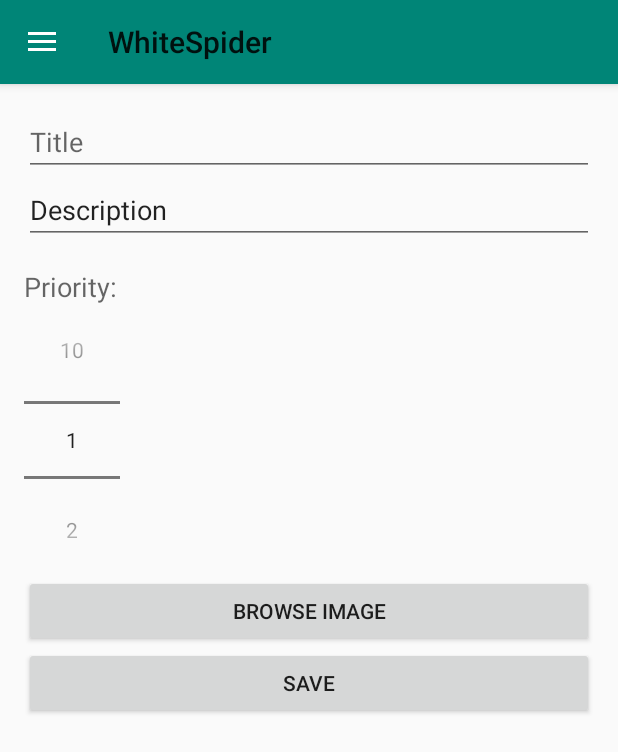
After one commit to georgiev84/WhiteSpider, an Android app: the fragment NewNoteFragment placed in its activity, on a phone screen of 412 x 824 dp. The commit adds this screen. Shown: the top 752 px of the screen. Run offline under Robolectric (Android 15) with nearby library versions, the phone set to English and light mode, and no system bars; our stand-ins replace Firebase (no records; nobody signed in at launch, a user with empty details on screens opened directly), Picasso; pictures from the network do not load.

Commit message:
02.04.2019 progress

```diff
--- a/app/build.gradle
+++ b/app/build.gradle
@@ -30,7 +30,7 @@ dependencies {
     implementation 'com.google.firebase:firebase-core:16.0.8'
     implementation 'com.google.firebase:firebase-storage:16.1.0'
     implementation 'com.google.firebase:firebase-auth:16.2.0'
-   // implementation 'com.google.firebase:firebase-firestore:18.2.0'
+    // implementation 'com.google.firebase:firebase-firestore:18.2.0'
     implementation 'com.firebaseui:firebase-ui-firestore:4.3.2'
 
     implementation 'com.squareup.picasso:picasso:2.5.2'
--- a/app/src/main/java/com/cablesapps/whitespider/FragmentHome.java
+++ b/app/src/main/java/com/cablesapps/whitespider/FragmentHome.java
@@ -5,9 +5,14 @@ import android.net.Uri;
 import android.os.Bundle;
 import android.support.annotation.NonNull;
 import android.support.annotation.Nullable;
+import android.support.design.widget.FloatingActionButton;
+import android.support.v13.view.DragStartHelper;
 import android.support.v4.app.Fragment;
+import android.support.v4.app.FragmentManager;
+import android.support.v4.app.FragmentTransaction;
 import android.support.v7.widget.LinearLayoutManager;
 import android.support.v7.widget.RecyclerView;
+import android.support.v7.widget.helper.ItemTouchHelper;
 import android.util.Log;
 import android.view.LayoutInflater;
 import android.view.View;
@@ -38,17 +43,11 @@ import java.util.Map;
 
 import static android.support.constraint.Constraints.TAG;
 
-public class FragmentHome  extends Fragment {
+public class FragmentHome  extends Fragment{
 
     private FirebaseFirestore db = FirebaseFirestore.getInstance();
     private CollectionReference newsRef = db.collection("News");
     private NoteAdapter adapter;
-//    FirebaseStorage storage = FirebaseStorage.getInstance();
-//    String beiko;
-//
-//    ImageView imageFront;
-
-
 
 
     @Nullable
@@ -56,7 +55,71 @@ public class FragmentHome  extends Fragment {
     public View onCreateView(@NonNull LayoutInflater inflater, @Nullable ViewGroup container, @Nullable Bundle savedInstanceState) {
         View view = inflater.inflate(R.layout.fragment_home, container, false);
 
+        FloatingActionButton buttonAddNote = view.findViewById(R.id.button_add_note);
+        buttonAddNote.setOnClickListener(new View.OnClickListener() {
+            @Override
+            public void onClick(View v) {
+
+                NewNoteFragment newNoteFragment = new NewNoteFragment();
+                FragmentManager fragmentManager = getFragmentManager();
+                FragmentTransaction fragmentTransaction = fragmentManager.beginTransaction();
+                fragmentTransaction.replace(R.id.fragment_container, newNoteFragment);
+                fragmentTransaction.addToBackStack("fragment");
+                fragmentTransaction.commit();
+            }
+        });
+
         setUpRecyclerView(view);
+
+        return view;
+    }
+
+    private void setUpRecyclerView(View v){
+        Query query = newsRef.orderBy("priority", Query.Direction.DESCENDING);
+
+        FirestoreRecyclerOptions<Note> options = new FirestoreRecyclerOptions.Builder<Note>()
+                .setQuery(query, Note.class)
+                .build();
+
+        adapter = new NoteAdapter(options, getContext());
+
+        RecyclerView recyclerView = v.findViewById(R.id.recycler_view);
+        recyclerView.setHasFixedSize(true);
+        recyclerView.setLayoutManager(new LinearLayoutManager(getContext()));
+        recyclerView.setAdapter(adapter);
+
+        new ItemTouchHelper(new ItemTouchHelper.SimpleCallback(0, ItemTouchHelper.LEFT | ItemTouchHelper.RIGHT) {
+            @Override
+            public int getMovementFlags(@NonNull RecyclerView recyclerView, @NonNull RecyclerView.ViewHolder viewHolder) {
+                return 0;
+            }
+
+            @Override
+            public boolean onMove(@NonNull RecyclerView recyclerView, @NonNull RecyclerView.ViewHolder viewHolder, @NonNull RecyclerView.ViewHolder viewHolder1) {
+                return false;
+            }
+
+            @Override
+            public void onSwiped(@NonNull RecyclerView.ViewHolder viewHolder, int i) {
+                adapter.deleteItem(viewHolder.getAdapterPosition());
+            }
+        }).attachToRecyclerView(recyclerView);
+    }
+
+    @Override
+    public void onStart() {
+        super.onStart();
+        adapter.startListening();
+    }
+
+    @Override
+    public void onStop() {
+        super.onStop();
+        adapter.stopListening();
+    }
+
+
+}
 
 //        imageFront = view.findViewById(R.id.imageFront);
 //
@@ -120,34 +183,3 @@ public class FragmentHome  extends Fragment {
 //                        }
 //                    }
 //                });
-
-        return view;
-    }
-
-    private void setUpRecyclerView(View v){
-        Query query = newsRef.orderBy("priority", Query.Direction.DESCENDING);
-
-        FirestoreRecyclerOptions<Note> options = new FirestoreRecyclerOptions.Builder<Note>()
-                .setQuery(query, Note.class)
-                .build();
-
-        adapter = new NoteAdapter(options, getContext());
-
-        RecyclerView recyclerView = v.findViewById(R.id.recycler_view);
-        recyclerView.setHasFixedSize(true);
-        recyclerView.setLayoutManager(new LinearLayoutManager(getContext()));
-        recyclerView.setAdapter(adapter);
-    }
-
-    @Override
-    public void onStart() {
-        super.onStart();
-        adapter.startListening();
-    }
-
-    @Override
-    public void onStop() {
-        super.onStop();
-        adapter.stopListening();
-    }
-}
--- /dev/null
+++ b/app/src/main/java/com/cablesapps/whitespider/NewNoteFragment.java
@@ -0,0 +1,158 @@
+package com.cablesapps.whitespider;
+
+import android.app.Activity;
+import android.app.Dialog;
+import android.content.Context;
+import android.content.Intent;
+import android.database.Cursor;
+import android.net.Uri;
+import android.os.Bundle;
+import android.provider.MediaStore;
+import android.support.annotation.NonNull;
+import android.support.annotation.Nullable;
+import android.support.v4.app.DialogFragment;
+import android.support.v4.app.Fragment;
+import android.view.LayoutInflater;
+import android.view.Menu;
+import android.view.MenuInflater;
+import android.view.MenuItem;
+import android.view.View;
+import android.view.ViewGroup;
+import android.widget.Button;
+import android.widget.EditText;
+import android.widget.NumberPicker;
+import android.widget.Toast;
+
+import com.google.android.gms.tasks.Continuation;
+import com.google.android.gms.tasks.OnCompleteListener;
+import com.google.android.gms.tasks.OnFailureListener;
+import com.google.android.gms.tasks.OnSuccessListener;
+import com.google.android.gms.tasks.Task;
+import com.google.firebase.firestore.CollectionReference;
+import com.google.firebase.firestore.FirebaseFirestore;
+import com.google.firebase.storage.FirebaseStorage;
+import com.google.firebase.storage.StorageReference;
+import com.google.firebase.storage.UploadTask;
+
+import java.io.File;
+
+public class NewNoteFragment extends Fragment {
+
+    private EditText editTextTitle;
+    private EditText editTextDescription;
+    private NumberPicker numberPickerPriority;
+    private Button saveButton;
+    private Button browseImageButton;
+    Uri currImageURI;
+
+    FirebaseStorage storage = FirebaseStorage.getInstance();
+    StorageReference storageRef = storage.getReference();
+    StorageReference mountainsRef = storageRef.child("mountains.jpg");
+    UploadTask uploadTask;
+
+    @Nullable
+    @Override
+    public View onCreateView(@NonNull LayoutInflater inflater, @Nullable ViewGroup container, @Nullable Bundle savedInstanceState) {
+        View view = inflater.inflate(R.layout.fragment_new_note, container, false);
+
+        editTextTitle = view.findViewById(R.id.edit_text_title);
+        editTextDescription = view.findViewById(R.id.edit_text_description);
+        numberPickerPriority = view.findViewById(R.id.number_picker_priority);
+        saveButton = view.findViewById(R.id.save_button);
+        browseImageButton = view.findViewById(R.id.browse_image);
+
+        numberPickerPriority.setMinValue(1);
+        numberPickerPriority.setMaxValue(10);
+
+        saveButton.setOnClickListener(new View.OnClickListener() {
+            @Override
+            public void onClick(View v) {
+                uploadImage();
+            }
+        });
+
+        browseImageButton.setOnClickListener(new View.OnClickListener() {
+            @Override
+            public void onClick(View v) {
+                Intent intent = new Intent();
+                intent.setType("image/*");
+                intent.setAction(Intent.ACTION_GET_CONTENT);
+                startActivityForResult(Intent.createChooser(intent, "Select Picture"),1);
+            }
+        });
+
+
+
+        return view;
+
+    }
+
+    @Override
+    public void onActivityResult(int requestCode, int resultCode, Intent data) {
+
+        if (resultCode == Activity.RESULT_OK) {
+
+            if (requestCode == 1) {
+
+                currImageURI = data.getData();
+
+            }
+        }
+    }
+
+
+    private void uploadImage(){
+
+        Uri file = currImageURI;
+        final StorageReference riversRef = storageRef.child("images/" + file.getLastPathSegment());
+
+        uploadTask = riversRef.putFile(file);
+
+
+        Task<Uri> urlTask = uploadTask.continueWithTask(new Continuation<UploadTask.TaskSnapshot, Task<Uri>>() {
+            @Override
+            public Task<Uri> then(@NonNull Task<UploadTask.TaskSnapshot> task) throws Exception {
+                if (!task.isSuccessful()) {
+                    throw task.getException();
+                }
+
+                // Continue with the task to get the download URL
+                return riversRef.getDownloadUrl();
+            }
+        }).addOnCompleteListener(new OnCompleteListener<Uri>() {
+            @Override
+            public void onComplete(@NonNull Task<Uri> task) {
+                if (task.isSuccessful()) {
+                    Uri downloadUri = task.getResult();
+
+
+                    saveNote(downloadUri.toString());
+
+                } else {
+                    // Handle failures
+                    // ...
+                }
+            }
+        });
+
+
+    }
+
+    private void saveNote(String kzl){
+        String title = editTextTitle.getText().toString();
+        String description = editTextDescription.getText().toString();
+        int priority = numberPickerPriority.getValue();
+        kzl = kzl;
+        if(title.trim().isEmpty() || description.trim().isEmpty() ){
+            Toast.makeText(getContext(), "Please insert a title and description", Toast.LENGTH_SHORT).show();
+            return;
+        }
+
+        CollectionReference newsRef = FirebaseFirestore.getInstance().collection("News");
+        newsRef.add(new Note(title, description, priority, kzl));
+        Toast.makeText(getContext(), "Note added", Toast.LENGTH_SHORT).show();
+
+
+    }
+
+}
--- a/app/src/main/java/com/cablesapps/whitespider/Note.java
+++ b/app/src/main/java/com/cablesapps/whitespider/Note.java
@@ -10,11 +10,11 @@ public class Note {
         // empty constructor needed for firebase
     }
 
-    public Note(String title, String description, int priority){
+    public Note(String title, String description, int priority, String image){
         this.title = title;
         this.description = description;
         this.priority = priority;
-
+        this.image = image;
     }
 
     public String getTitle() {
--- a/app/src/main/java/com/cablesapps/whitespider/NoteAdapter.java
+++ b/app/src/main/java/com/cablesapps/whitespider/NoteAdapter.java
@@ -41,6 +41,10 @@ public class NoteAdapter extends FirestoreRecyclerAdapter<Note, NoteAdapter.Note
         return new NoteHolder(v);
     }
 
+    public void deleteItem(int position){
+        getSnapshots().getSnapshot(position).getReference().delete();
+    }
+
     class NoteHolder extends RecyclerView.ViewHolder{
         TextView textViewTitle;
         TextView textViewDescription;
--- /dev/null
+++ b/app/src/main/res/layout/fragment_new_note.xml
@@ -0,0 +1,48 @@
+<?xml version="1.0" encoding="utf-8"?>
+<LinearLayout xmlns:android="http://schemas.android.com/apk/res/android"
+    xmlns:tools="http://schemas.android.com/tools"
+    android:layout_width="match_parent"
+    android:layout_height="match_parent"
+    tools:context=".NewNoteFragment"
+    android:orientation="vertical"
+    android:padding="16dp">
+
+    <EditText
+        android:id="@+id/edit_text_title"
+        android:layout_width="match_parent"
+        android:layout_height="wrap_content"
+        android:hint="Title"
+        android:inputType="text"/>
+
+    <EditText
+        android:id="@+id/edit_text_description"
+        android:layout_width="match_parent"
+        android:layout_height="wrap_content"
+        android:text="Description"
+        android:inputType="textMultiLine"/>
+
+    <TextView
+        android:layout_width="wrap_content"
+        android:layout_height="wrap_content"
+        android:text="Priority:"
+        android:textAppearance="@style/TextAppearance.AppCompat.Medium"
+        android:layout_marginTop="16dp"/>
+
+    <NumberPicker
+        android:id="@+id/number_picker_priority"
+        android:layout_width="wrap_content"
+        android:layout_height="wrap_content" />
+
+    <Button
+        android:id="@+id/browse_image"
+        android:layout_width="match_parent"
+        android:layout_height="wrap_content"
+        android:text="Browse Image"/>
+    <Button
+        android:id="@+id/save_button"
+        android:layout_width="match_parent"
+        android:layout_height="wrap_content"
+        android:text="Save"/>
+
+
+</LinearLayout>
--- a/app/src/main/res/values/strings.xml
+++ b/app/src/main/res/values/strings.xml
@@ -4,6 +4,6 @@
     <!-- TODO: Remove or change this placeholder text -->
     <string name="hello_blank_fragment">Hello blank fragment</string>
 
-    <string name="navigation_drawer_open" >Open navigation drawer</string>
-    <string name="navigation_drawer_close" >Close navigation drawer</string>
+    <string name="navigation_drawer_open">Open navigation drawer</string>
+    <string name="navigation_drawer_close">Close navigation drawer</string>
 </resources>
```
